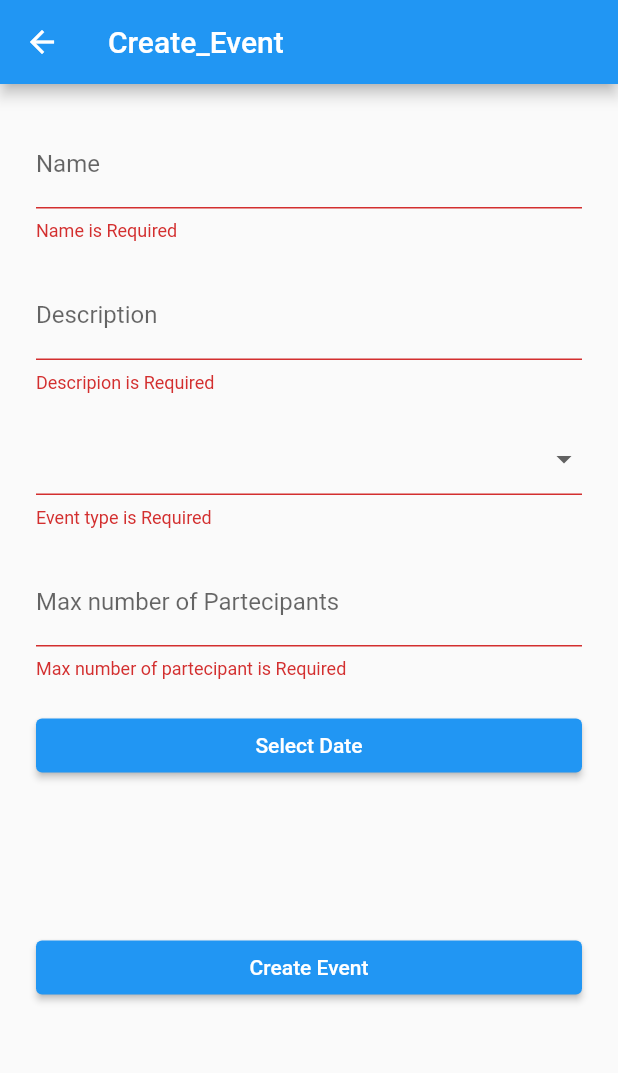
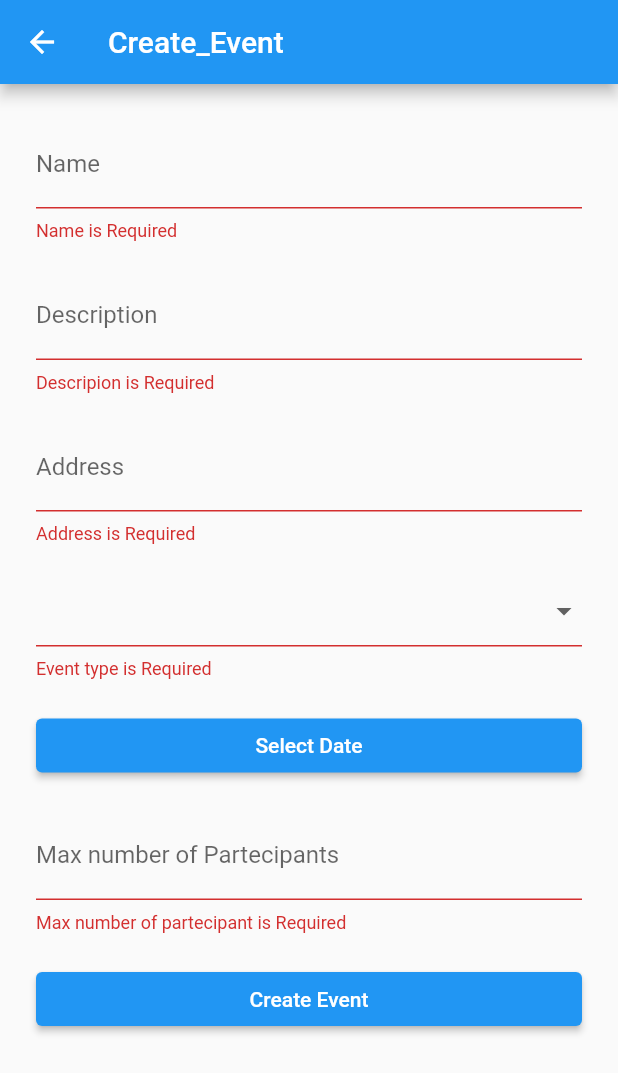
Before and after one commit to enricosarneri/Design-and-Implementation-of-Mobile-Applications, a Flutter app: the Create_Event screen opened directly, after a tap on "Create Event", on a phone screen of 412 x 824 dp. Shown: the top 1073 px of the screen. Run offline on Flutter 3.47's test engine with Material 2 defaults, Android fonts, the phone set to English and light mode, and no system bars; our stand-ins replace cloud_firestore, firebase_auth, firebase_core, fluttertoast, geolocator, google_maps_flutter; missing offline and left inert: geocoder; accounts and stored records are empty.

Commit message:
Added the coordinates to the events in the databse
Added the coordinates to the events in the databse

```diff
--- a/Event_handler_application/lib/screens/events/create_event.dart
+++ b/Event_handler_application/lib/screens/events/create_event.dart
@@ -23,6 +23,7 @@ class _Create_EventState extends State<Create_Event> {
 
   String? _eventType;
   String _name='';
+  String _address='';
   String _description='';
   String _maxPartecipants='';
   DateTime? _eventDate;
@@ -38,6 +39,22 @@ class _Create_EventState extends State<Create_Event> {
       onChanged: (value){
       setState(() {
       _name= value.trim();
+        });
+      },
+    );
+  }
+
+    Widget _buildAddress(){
+    return TextFormField(
+      decoration: InputDecoration(labelText: 'Address'),
+      validator: (String? value){
+        if(value!.isEmpty){
+          return 'Address is Required';
+        }
+      },
+      onChanged: (value){
+      setState(() {
+      _address= value.trim();
         });
       },
     );
@@ -149,19 +166,21 @@ class _Create_EventState extends State<Create_Event> {
             SizedBox(height: 20),
             _buildDescription(),
             SizedBox(height: 20),
+            _buildAddress(),
+            SizedBox(height: 20),
             _buildEventType(),
+            SizedBox(height: 20),
+            _buildDataPicker(context),
             SizedBox(height: 20),
             _buildPartecipantNumber(),
             SizedBox(height: 20),
-            _buildDataPicker(context),
-            SizedBox(height: 100),
             ElevatedButton(
               child: const Text('Create Event'),
               onPressed: () async{
                 if(!_key.currentState!.validate()){
                   return;
                 }
-                await DatabaseService(_authService.getCurrentUser()!.uid).createEventData(_name, _description, _eventType, _eventDate, _maxPartecipants);
+                await DatabaseService(_authService.getCurrentUser()!.uid).createEventData(_name, _description, _address, _eventType, _eventDate, _maxPartecipants);
                 Navigator.of(context).pushAndRemoveUntil(MaterialPageRoute(builder: (context) =>
                 Wrapper()), (Route<dynamic> route) => false);
               }),
--- a/Event_handler_application/lib/screens/home/location_services.dart
+++ b/Event_handler_application/lib/screens/home/location_services.dart
@@ -1,5 +1,6 @@
 import 'package:http/http.dart' as http;
 import 'dart:convert' as convert;
+import 'package:geocoder/geocoder.dart';
 
 class LocationService {
   final String key = 'AIzaSyCp-EXt7pBSEe6OySbG0CUImR3U_P4Y9Cg';
@@ -24,4 +25,9 @@ class LocationService {
     var results = json['result'] as Map<String, dynamic>;
     return results;
   }
+
+  Future<Coordinates> getCoordinatesByAddress(String address) async{
+    var addresses= await Geocoder.local.findAddressesFromQuery(address);
+    return Coordinates(addresses.first.coordinates.latitude, addresses.first.coordinates.longitude);
+  }
 }
--- a/Event_handler_application/lib/services/database.dart
+++ b/Event_handler_application/lib/services/database.dart
@@ -1,4 +1,6 @@
 import 'package:cloud_firestore/cloud_firestore.dart';
+import 'package:event_handler/screens/home/location_services.dart';
+import 'package:geocoder/geocoder.dart';
 
 class DatabaseService{
   final String uid;
@@ -18,11 +20,19 @@ class DatabaseService{
     );
   }
 
-    Future createEventData (String name, String description, String? eventType, DateTime? date, String maxPartecipants) async{
+
+  Stream<QuerySnapshot> get events{
+    return eventCollection.snapshots();
+  }
+
+
+    Future createEventData (String name, String description, String address,String? eventType, DateTime? date, String maxPartecipants) async{
+      Coordinates coordinates= await LocationService().getCoordinatesByAddress(address);
     return await eventCollection.add({
       'manager' : uid,
       'name' : name,
       'description' : description,
+      'coordinates' : coordinates.toString(),
       'eventType' : eventType,
       'date' : date.toString(),
       'maxPartecipants' : maxPartecipants,
--- a/Event_handler_application/pubspec.yaml
+++ b/Event_handler_application/pubspec.yaml
@@ -40,6 +40,7 @@ dependencies:
   provider: ^6.0.1
   fluttertoast: ^8.0.8
   geolocator: ^8.0.1
+  geocoder: ^0.2.1
 
 dev_dependencies:
   flutter_test:
```
Also changed, not shown: Event_handler_application/lib/screens/authenticate/registration.dart (+3 -8 lines).
